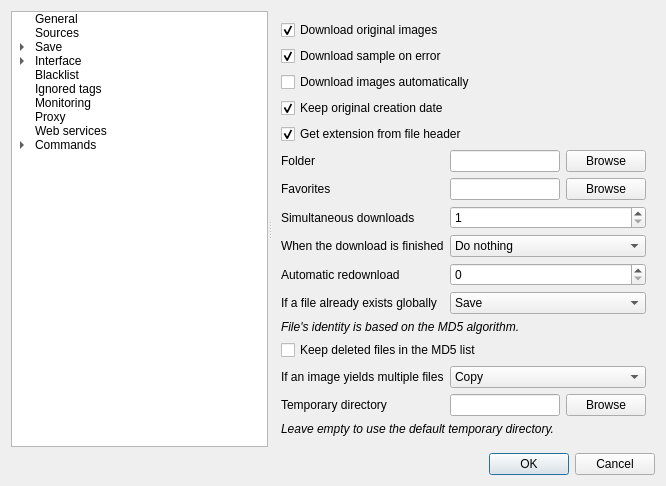
Bionus/imgbrd-grabber, file gui/src/settings/options-window.ui: the form before one commit.
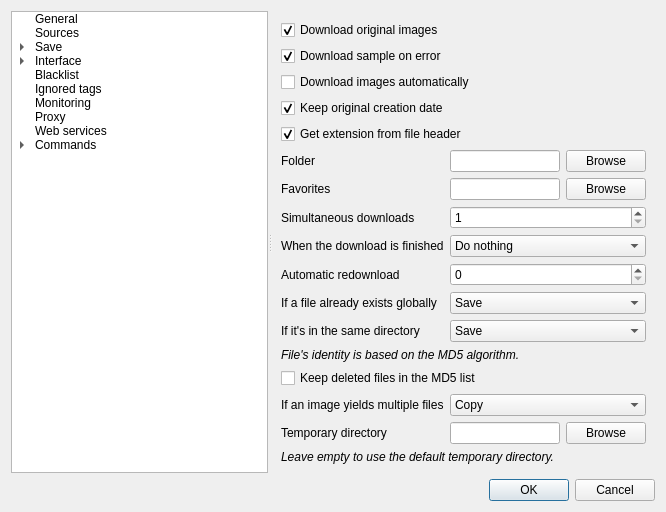
The form after the commit. The open tabs and pages were chosen to show the change. Icons and pictures are not drawn.

Commit message: Allow different actions when the existing MD5 is in the same dir (issue #1695)

What changed in the file:
```diff
--- a/gui/src/settings/options-window.ui
+++ b/gui/src/settings/options-window.ui
@@ -7,7 +7,7 @@
     <x>0</x>
     <y>0</y>
     <width>666</width>
-    <height>477</height>
+    <height>508</height>
    </rect>
   </property>
   <property name="windowTitle">
@@ -800,7 +800,7 @@
           </item>
          </widget>
         </item>
-        <item row="11" column="0" colspan="2">
+        <item row="12" column="0" colspan="2">
          <widget class="QLabel" name="label_21">
           <property name="text">
            <string>&lt;i&gt;File's identity is based on the MD5 algorithm.&lt;/i&gt;</string>
@@ -821,21 +821,21 @@
           </property>
          </widget>
         </item>
-        <item row="12" column="0" colspan="2">
+        <item row="13" column="0" colspan="2">
          <widget class="QCheckBox" name="checkKeepDeletedMd5">
           <property name="text">
            <string>Keep deleted files in the MD5 list</string>
           </property>
          </widget>
         </item>
-        <item row="13" column="0">
+        <item row="14" column="0">
          <widget class="QLabel" name="label_2">
           <property name="text">
            <string>If an image yields multiple files</string>
           </property>
          </widget>
         </item>
-        <item row="13" column="1">
+        <item row="14" column="1">
          <widget class="QComboBox" name="comboMultipleFiles">
           <item>
            <property name="text">
@@ -849,14 +849,14 @@
           </item>
          </widget>
         </item>
-        <item row="14" column="0">
+        <item row="15" column="0">
          <widget class="QLabel" name="label_5">
           <property name="text">
            <string>Temporary directory</string>
           </property>
          </widget>
         </item>
-        <item row="15" column="0" colspan="2">
+        <item row="16" column="0" colspan="2">
          <widget class="QLabel" name="label_6">
           <property name="text">
            <string>&lt;i&gt;Leave empty to use the default temporary directory.&lt;/i&gt;</string>
@@ -866,7 +866,7 @@
           </property>
          </widget>
         </item>
-        <item row="14" column="1">
+        <item row="15" column="1">
          <layout class="QHBoxLayout" name="horizontalLayout">
           <item>
            <widget class="QLineEdit" name="lineTempPathOverride"/>
@@ -880,6 +880,42 @@
           </item>
          </layout>
         </item>
+        <item row="11" column="0">
+         <widget class="QLabel" name="label_15">
+          <property name="text">
+           <string>If it's in the same directory</string>
+          </property>
+         </widget>
+        </item>
+        <item row="11" column="1">
+         <widget class="QComboBox" name="comboMd5DuplicatesSameDir">
+          <item>
+           <property name="text">
+            <string>Save</string>
+           </property>
+          </item>
+          <item>
+           <property name="text">
+            <string>Copy</string>
+           </property>
+          </item>
+          <item>
+           <property name="text">
+            <string>Move</string>
+           </property>
+          </item>
+          <item>
+           <property name="text">
+            <string>Link</string>
+           </property>
+          </item>
+          <item>
+           <property name="text">
+            <string>Don't save</string>
+           </property>
+          </item>
+         </widget>
+        </item>
        </layout>
       </widget>
       <widget class="QWidget" name="pageSaveFilenames">
```
Left out of the diff: 4 changed lines with no effect on the pictures. The commit also changes 9 other files.
